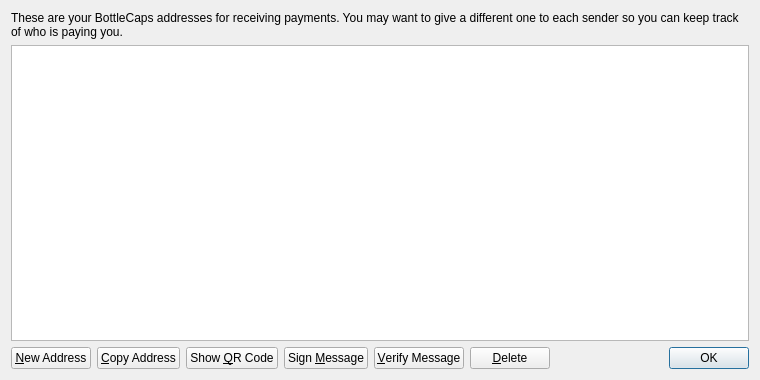
Above: src/qt/forms/addressbookpage.ui from magi-retro/peercoin before the change. Below: the same form after it.
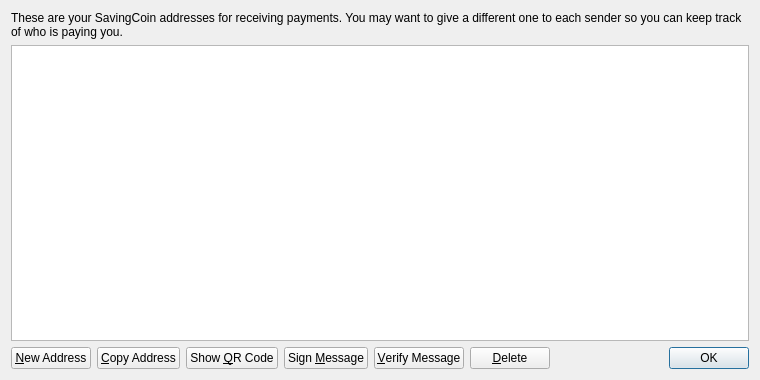
That is the form after the change. Icons and pictures are not drawn.

Commit message: FORK-GRAIN: [REPLACE-COINNAME] Replace BottleCaps to GrainCoin.

What changed in the file:
```diff
--- a/src/qt/forms/addressbookpage.ui
+++ b/src/qt/forms/addressbookpage.ui
@@ -17,7 +17,7 @@
    <item>
     <widget class="QLabel" name="labelExplanation">
      <property name="text">
-      <string>These are your BottleCaps addresses for receiving payments. You may want to give a different one to each sender so you can keep track of who is paying you.</string>
+      <string>These are your SavingCoin addresses for receiving payments. You may want to give a different one to each sender so you can keep track of who is paying you.</string>
      </property>
      <property name="textFormat">
       <enum>Qt::PlainText</enum>
```
Left out of the diff: 4 changed lines with no effect on the pictures. The commit also changes 15 other files.
